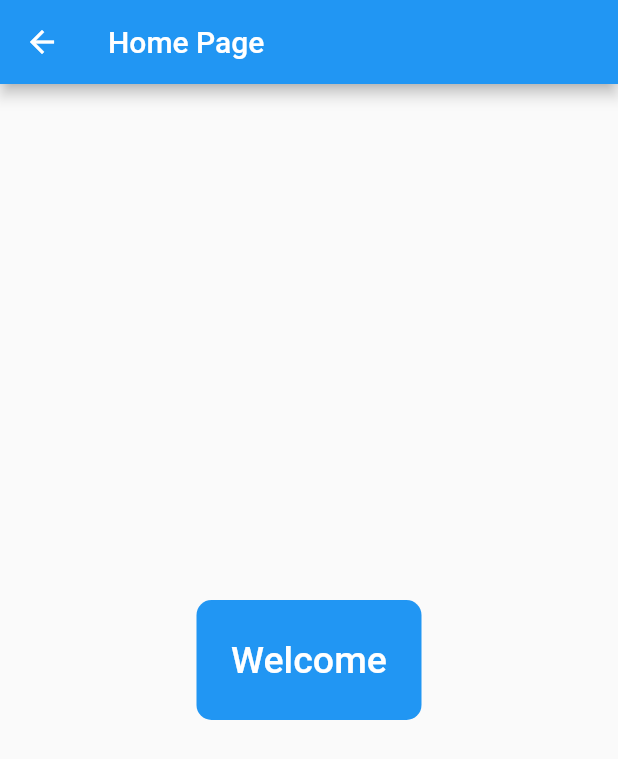
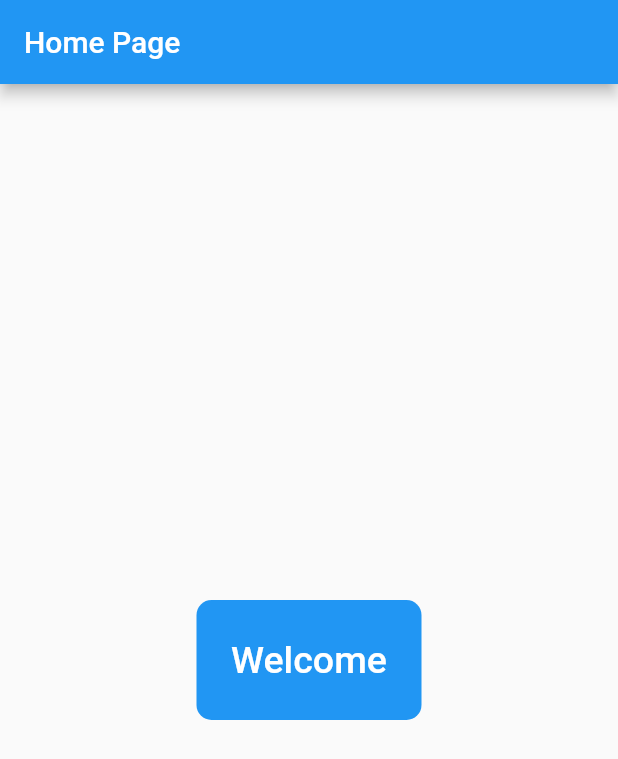
Before and after one commit to devarshi-lab/BusPass, a Flutter app: the screen it shows after launch, after a tap on "Login", on a phone screen of 412 x 824 dp. Shown: the top 759 px of the screen. Run offline on Flutter 3.47's test engine with Material 2 defaults, Android fonts, the phone set to English and light mode, and no system bars; our stand-ins replace camera, story_view.

```diff
--- a/lib/main.dart
+++ b/lib/main.dart
@@ -77,8 +77,9 @@ class _BusHomeState extends State<BusHome> {
                   color: Colors.blue, borderRadius: BorderRadius.circular(20)),
               child: TextButton(
                 onPressed: () {
-                  Navigator.push(
-                      context, MaterialPageRoute(builder: (_) => HomePage()));
+                  Navigator.pushReplacement(context, MaterialPageRoute(builder: (context) {
+                    return HomePage();
+                  }));
                 },
                 child: Text(
                   'Login',
```
